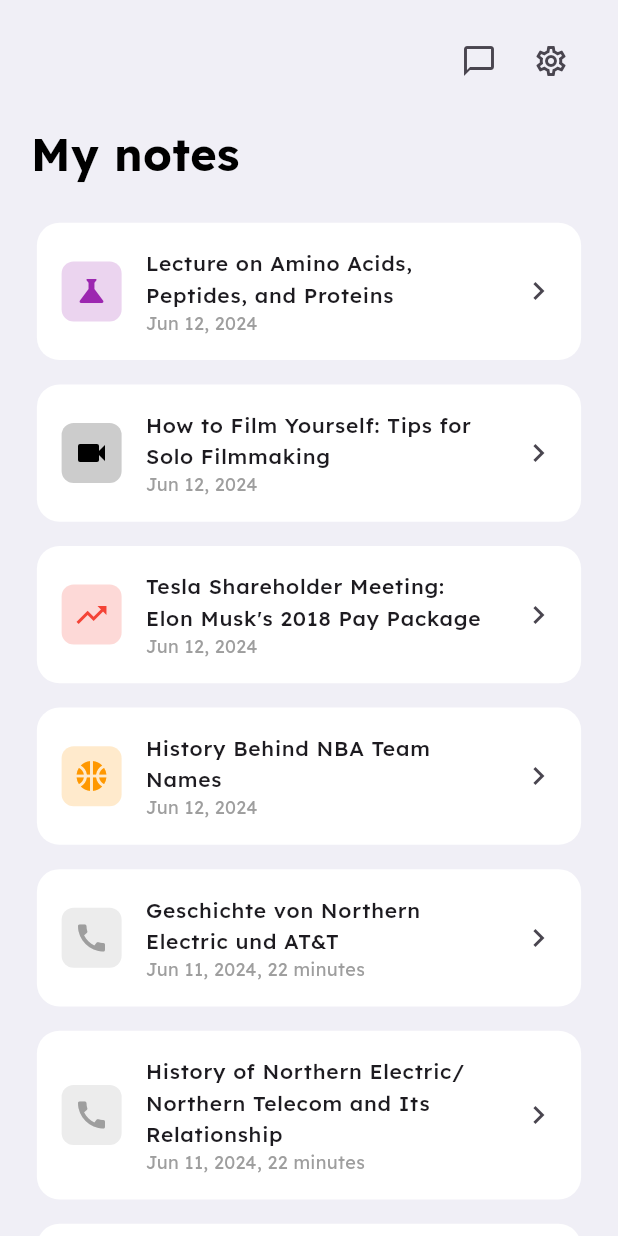
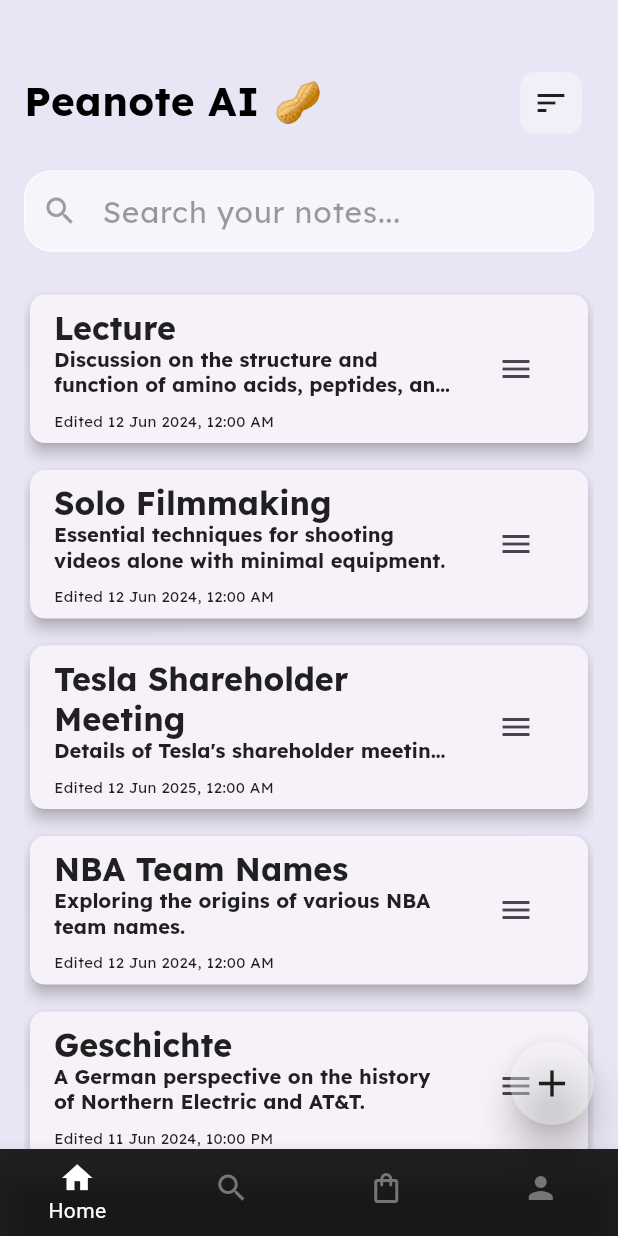
Before and after one commit to Srilochan7/Peanote, a Flutter app: the screen it shows after launch, on a phone screen of 412 x 824 dp. Run offline on Flutter 3.47's test engine with Material 3 defaults, Android fonts, the light colour scheme and no system bars; our stand-ins replace google_fonts, sizer.

Commit message:
made ui changes

```diff
--- a/client/lib/main.dart
+++ b/client/lib/main.dart
@@ -1,4 +1,5 @@
 
+import 'package:counter_x/main_screen.dart';
 import 'package:counter_x/presentation/ui/home.dart';
 import 'package:flutter/material.dart';
 
@@ -14,7 +15,7 @@
   Widget build(BuildContext context) {
     return MaterialApp(
       debugShowCheckedModeBanner: false,
-      home: Home(),
+      home: MainScreen(),
     );
   }
 }
--- /dev/null
+++ b/client/lib/main_screen.dart
@@ -0,0 +1,13 @@
+import 'package:counter_x/presentation/widgets/bottom_nav_bar.dart';
+import 'package:flutter/material.dart';
+
+class MainScreen extends StatelessWidget {
+  const MainScreen({super.key});
+
+  @override
+  Widget build(BuildContext context) {
+    return Scaffold(
+      bottomNavigationBar: BottomNavbar(),
+    );
+  }
+}
--- /dev/null
+++ b/client/lib/models/note_model.dart
@@ -0,0 +1,65 @@
+import 'package:flutter/material.dart';
+
+class Note {
+  int id;
+  String title;
+  String content;
+  DateTime modifiedTime;
+  Note({
+    required this.id,
+    required this.title,
+    required this.content,
+    required this.modifiedTime,
+  });
+}
+
+final List<Note> notes = [
+  Note(
+    id: 1,
+    title: 'Lecture',
+    content: 'Discussion on the structure and function of amino acids, peptides, and proteins.',
+    modifiedTime: DateTime(2024, 6, 12),
+  ),
+  Note(
+    id: 2,
+    title: 'Solo Filmmaking',
+    content: 'Essential techniques for shooting videos alone with minimal equipment.',
+    modifiedTime: DateTime(2024, 6, 12),
+  ),
+  Note(
+    id: 3,
+    title: 'Tesla Shareholder Meeting',
+    content: 'Details of Tesla\'s shareholder meeting and Elon Musk\'s compensation.',
+    modifiedTime: DateTime(2025, 6, 12),
+  ),
+  Note(
+    id: 4,
+    title: 'NBA Team Names',
+    content: 'Exploring the origins of various NBA team names.',
+    modifiedTime: DateTime(2024, 6, 12),
+  ),
+  Note(
+    id: 5,
+    title: 'Geschichte',
+    content: 'A German perspective on the history of Northern Electric and AT&T.',
+    modifiedTime: DateTime(2024, 6, 11, 22, 0),
+  ),
+  Note(
+    id: 6,
+    title: 'History',
+    content: 'Exploring the connection between Northern Electric, Northern Telecom, and AT&T.',
+    modifiedTime: DateTime(2024, 6, 11, 22, 0),
+  ),
+  Note(
+    id: 7,
+    title: 'Advanced ML',
+    content: 'A deep dive into complex machine learning algorithms and their applications.',
+    modifiedTime: DateTime(2024, 6, 10),
+  ),
+  Note(
+    id: 8,
+    title: 'Digital Marketing ',
+    content: 'New trends and strategies for successful digital marketing in 2024.',
+    modifiedTime: DateTime(2024, 6, 9),
+  ),
+];
--- a/client/lib/presentation/ui/home.dart
+++ b/client/lib/presentation/ui/home.dart
@@ -1,5 +1,7 @@
+import 'package:counter_x/models/note_model.dart';
 import 'package:flutter/material.dart';
 import 'package:google_fonts/google_fonts.dart';
+import 'package:intl/intl.dart';
 import 'package:sizer/sizer.dart';
 
 class Home extends StatefulWidget {
@@ -10,166 +12,219 @@
 }
 
 class _HomeState extends State<Home> {
-  // Sample data for notes
-  final List<Map<String, dynamic>> notes = [
-    {
-      'title': 'Lecture on Amino Acids, Peptides, and Proteins',
-      'date': 'Jun 12, 2024',
-      'icon': Icons.science,
-      'iconColor': Colors.purple,
-    },
-    {
-      'title': 'How to Film Yourself: Tips for Solo Filmmaking',
-      'date': 'Jun 12, 2024',
-      'icon': Icons.videocam,
-      'iconColor': Colors.black,
-    },
-    {
-      'title': 'Tesla Shareholder Meeting: Elon Musk\'s 2018 Pay Package',
-      'date': 'Jun 12, 2024',
-      'icon': Icons.trending_up,
-      'iconColor': Colors.red,
-    },
-    {
-      'title': 'History Behind NBA Team Names',
-      'date': 'Jun 12, 2024',
-      'icon': Icons.sports_basketball,
-      'iconColor': Colors.orange,
-    },
-    {
-      'title': 'Geschichte von Northern Electric und AT&T',
-      'date': 'Jun 11, 2024, 22 minutes',
-      'icon': Icons.call,
-      'iconColor': Colors.grey,
-    },
-    {
-      'title': 'History of Northern Electric/Northern Telecom and Its Relationship',
-      'date': 'Jun 11, 2024, 22 minutes',
-      'icon': Icons.call,
-      'iconColor': Colors.grey,
-    },
-    // Add a few more notes to make the list longer
-    {
-      'title': 'Advanced Machine Learning Techniques',
-      'date': 'Jun 10, 2024',
-      'icon': Icons.computer,
-      'iconColor': Colors.blue,
-    },
-    {
-      'title': 'Digital Marketing Strategies for 2024',
-      'date': 'Jun 9, 2024',
-      'icon': Icons.arrow_back,
-      'iconColor': Colors.green,
-    },
-  ];
+  List<Note> filteredNotes = [];
+  bool sorted = false;
+
+  @override
+  void initState() {
+    super.initState();
+    filteredNotes = notes;
+  }
+
+  List<Note> sortNotes(List<Note> notes) {
+    notes.sort((a, b) => sorted
+        ? a.modifiedTime.compareTo(b.modifiedTime)
+        : b.modifiedTime.compareTo(a.modifiedTime));
+
+    sorted = !sorted;
+    return notes;
+  }
+
+  void searchNotes(String searchText) {
+    setState(() {
+      filteredNotes = notes
+          .where((note) =>
+              note.content.toLowerCase().contains(searchText.toLowerCase()) ||
+              note.title.toLowerCase().contains(searchText.toLowerCase()))
+          .toList();
+    });
+  }
+
+  void deleteNote(int index) {
+    setState(() {
+      filteredNotes.removeAt(index);
+    });
+  }
+
+  void showEditDialog(BuildContext context, int index, Note note) {
+    // Placeholder function for editing logic
+  }
 
   @override
   Widget build(BuildContext context) {
     return Sizer(
       builder: (context, orientation, deviceType) {
         return Scaffold(
-          backgroundColor: const Color(0xFFF0EFF6),
-          body: SingleChildScrollView(
-            child: SafeArea(
+          backgroundColor: const Color.fromARGB(255, 232, 230, 244),
+          body: Padding(
+            padding: const EdgeInsets.fromLTRB(16, 40, 16, 0),
             child: Column(
-                crossAxisAlignment: CrossAxisAlignment.start,
               children: [
-                  SizedBox(height: 2.h),
-                  Padding(
-                    padding: EdgeInsets.symmetric(horizontal: 5.w),
-                    child: Row(
+                Row(
                   mainAxisAlignment: MainAxisAlignment.spaceBetween,
                   children: [
-                        // Right side empty for balance
-                        const SizedBox(width: 40),
-
-                        // Chat and Settings icons on the right
-                        Row(
-                          children: [
-                            IconButton(
-                              icon: const Icon(Icons.chat_bubble_outline, size: 24),
-                              onPressed: () {},
+                    Text(
+                      "Peanote AI 🥜",
+                      style: GoogleFonts.lexend(
+                        fontSize: 27,
+                        fontWeight: FontWeight.bold,
+                        color: Colors.black,
+                      ),
                     ),
                     IconButton(
-                              icon: const Icon(Icons.settings_outlined, size: 24),
-                              onPressed: () {},
+                      onPressed: () {
+                        setState(() {
+                          filteredNotes = sortNotes(filteredNotes);
+                        });
+                      },
+                      icon: Container(
+                        width: 10.w,
+                        height: 5.h,
+                        decoration: BoxDecoration(
+                          color: Colors.white38,
+                          borderRadius: BorderRadius.circular(10),
+                        ),
+                        child: const Icon(
+                          Icons.sort,
+                          color: Colors.black87,
+                        ),
+                      ),
                     ),
                   ],
+                ),
+                SizedBox(height: 2.h),
+                TextField(
+                  onChanged: searchNotes,
+                  style: GoogleFonts.lexend(
+                    fontSize: 16.sp,
+                    color: Colors.black,
+                  ),
+                  decoration: InputDecoration(
+                    contentPadding: const EdgeInsets.symmetric(vertical: 12),
+                    hintText: "Search your notes...",
+                    hintStyle: GoogleFonts.lexend(
+                      fontSize: 20,
+                      color: Colors.black38,
+                    ),
+                    prefixIcon: const Icon(Icons.search, color: Colors.grey),
+                    fillColor: Colors.white60,
+                    filled: true,
+                    enabledBorder: OutlineInputBorder(
+                      borderRadius: BorderRadius.circular(18),
+                      borderSide: const BorderSide(color: Colors.white60),
+                    ),
+                    focusedBorder: OutlineInputBorder(
+                      borderRadius: BorderRadius.circular(30),
+                      borderSide: const BorderSide(color: Colors.white60),
+                    ),
+                    border: OutlineInputBorder(
+                      borderRadius: BorderRadius.circular(30),
+                      borderSide: const BorderSide(color: Colors.white60),
+                    ),
+                  ),
+                ),
+                SizedBox(height: 3.h),
+                Expanded(
+                  child: ListView.builder(
+                    itemCount: filteredNotes.length,
+                    itemBuilder: (context, index) {
+                      final note = filteredNotes[index];
+                      return Padding(
+                        padding: const EdgeInsets.only(bottom: 10.0),
+                        child: Card(
+                          elevation: 4,
+                          shape: RoundedRectangleBorder(
+                            borderRadius: BorderRadius.circular(10),
+                          ),
+                          child: ListTile(
+                            title: RichText(
+                              maxLines: 3,
+                              overflow: TextOverflow.ellipsis,
+                              text: TextSpan(
+                                text: "${note.title} \n",
+                                style: GoogleFonts.lexend(
+                                  fontSize: 19.sp,
+                                  color: Colors.black87,
+                                  fontWeight: FontWeight.bold,
+                                ),
+                                children: [
+                                  TextSpan(
+                                    text: note.content,
+                                    style: GoogleFonts.lexend(
+                                      fontSize: 15.sp,
+                                      color: Colors.black87,
+                                    ),
                                   ),
                                 ],
                               ),
                             ),
-
-                  SizedBox(height: 2.h),
-
-                  // "My notes" title
-                  Padding(
-                    padding: EdgeInsets.symmetric(horizontal: 5.w),
+                            subtitle: Padding(
+                              padding: const EdgeInsets.only(top: 8.0),
                               child: Text(
-                      "My notes",
+                                "Edited ${DateFormat('dd MMM yyyy, hh:mm a').format(note.modifiedTime)}",
                                 style: GoogleFonts.lexend(
-                        fontSize: 30,
-                        fontWeight: FontWeight.bold,
-                        color: Colors.black,
+                                  fontSize: 10,
+                                  color: Colors.black87,
                                 ),
                               ),
                             ),
-
-                  SizedBox(height: 2.h),
-
-                  // Notes list
-                  ListView.builder(
-                    shrinkWrap: true,
-                    physics: const NeverScrollableScrollPhysics(),
-                    itemCount: notes.length,
-                    itemBuilder: (context, index) {
-                      return Padding(
-                        padding: EdgeInsets.symmetric(horizontal: 5.w, vertical: 0.5.h),
-                        child: Card(
-                          elevation: 0,
-                          color: Colors.white,
-                          shape: RoundedRectangleBorder(
-                            borderRadius: BorderRadius.circular(15),
-                          ),
-                          child: ListTile(
-                            contentPadding: EdgeInsets.symmetric(horizontal: 4.w, vertical: 1.h),
-                            leading: Container(
-                              padding: const EdgeInsets.all(8),
-                              decoration: BoxDecoration(
-                                color: notes[index]['iconColor'].withOpacity(0.2),
-                                borderRadius: BorderRadius.circular(8),
-                              ),
-                              child: Icon(
-                                notes[index]['icon'],
-                                color: notes[index]['iconColor'],
-                                size: 24,
+                            trailing: PopupMenuButton<int>(
+                              onSelected: (value) {
+                                if (value == 0) {
+                                  showAboutDialog(context:  context,
+                                  are u sure u want to delete  ??
+                                  )
+                                  deleteNote(index);
+                                } else if (value == 1) {
+                                  showEditDialog(context, index, note);
+                                }
+                              },
+                              itemBuilder: (context) => [
+                                PopupMenuItem(
+                                  value: 0,
+                                  child: Row(
+                                    children: [
+                                      const Icon(Icons.delete, color: Colors.red),
+                                      const SizedBox(width: 10),
+                                      Text("Delete",
+                                          style: GoogleFonts.lexend(fontSize: 14)),
+                                    ],
                                   ),
                                 ),
-                            title: Text(
-                              notes[index]['title'],
-                              style: GoogleFonts.lexend(
-                                fontSize: 14,
-                                fontWeight: FontWeight.w500,
+                                PopupMenuItem(
+                                  value: 1,
+                                  child: Row(
+                                    children: [
+                                      const Icon(Icons.edit, color: Colors.blue),
+                                      const SizedBox(width: 10),
+                                      Text("Edit",
+                                          style: GoogleFonts.lexend(fontSize: 14)),
+                                    ],
                                   ),
                                 ),
-                            subtitle: Text(
-                              notes[index]['date'],
-                              style: GoogleFonts.lexend(
-                                fontSize: 12,
-                                color: Colors.grey,
+                              ],
+                              icon: const Icon(Icons.menu),
                             ),
-                            ),
-                            trailing: const Icon(Icons.chevron_right),
                           ),
                         ),
                       );
                     },
                   ),
-
-                  // Media player controls at bottom
-
+                ),
               ],
             ),
+          ),
+          floatingActionButton: FloatingActionButton(
+            elevation: 10,
+            backgroundColor: Colors.white38,
+            shape: const CircleBorder(),
+            onPressed: () {
+              // Add note action
+            },
+            child: const Icon(
+              Icons.add,
+              color: Colors.black87,
+              size: 30,
             ),
           ),
         );
--- /dev/null
+++ b/client/lib/presentation/widgets/bottom_nav_bar.dart
@@ -0,0 +1,290 @@
+
+import 'package:counter_x/presentation/ui/home.dart';
+import 'package:flutter/material.dart';
+import 'package:sizer/sizer.dart';
+
+
+class BottomNavbar extends StatefulWidget {
+  const BottomNavbar({super.key});
+
+  @override
+  State<BottomNavbar> createState() => _BottomNavbarState();
+}
+
+class _BottomNavbarState extends State<BottomNavbar> {
+  int _selectedIndex = 0;
+
+  final List<Widget> _screens = [
+    Home(),
+
+  ];
+
+  void _onItemTapped(int i) {
+    setState(() {
+      _selectedIndex = i;
+    });
+  }
+
+  @override
+  Widget build(BuildContext context) {
+    return Sizer(
+      builder: (context, orientation, deviceType) {
+        return Scaffold(
+          body: IndexedStack(
+            index: _selectedIndex,
+            children: _screens,
+          ),
+          bottomNavigationBar: BottomNavigationBar(
+            backgroundColor: Colors.black87,
+            type: BottomNavigationBarType.fixed,
+            showSelectedLabels: true,
+            showUnselectedLabels: false,
+            selectedItemColor: Colors.white,
+            unselectedItemColor: const Color.fromARGB(255, 118, 118, 118),
+            currentIndex: _selectedIndex,
+            onTap: _onItemTapped,
+            items: const [
+              BottomNavigationBarItem(icon: Icon(Icons.home), label: 'Home'),
+              BottomNavigationBarItem(icon: Icon(Icons.search), label: 'Shop'),
+              BottomNavigationBarItem(icon: Icon(Icons.shopping_bag_outlined), label: 'Cart'),
+              BottomNavigationBarItem(icon: Icon(Icons.person), label: 'Profile'),
+            ],
+          ),
+        );
+      },
+    );
+  }
+}
+
+
+
+
+
+
+
+
+
+
+
+
+
+
+
+
+
+
+
+// import 'package:counter_x/models/note_model.dart';
+// import 'package:flutter/material.dart';
+// import 'package:google_fonts/google_fonts.dart';
+// import 'package:intl/intl.dart';
+// import 'package:sizer/sizer.dart';
+
+// class Home extends StatefulWidget {
+//   const Home({super.key});
+
+//   @override
+//   State<Home> createState() => _HomeState();
+// }
+
+// class _HomeState extends State<Home> {
+//   // Sample data for notes
+//   List<Note> filteredNotes = [];
+
+//   @override
+//   void initState(){
+//     super.initState();
+//     filteredNotes = notes;
+//   }
+
+//   void searchNotes(String searchText){
+//     setState(() {
+//       filteredNotes = notes.where((Note) => Note.content.toLowerCase().contains(searchText.toLowerCase()) ||
+//     Note.title.toLowerCase().contains(searchText.toLowerCase())
+//     ).toList();
+//     });
+
+//   }
+
+//   @override
+//   Widget build(BuildContext context) {
+//     return Sizer(
+//       builder: (context, orientation, deviceType) {
+//         return Scaffold(
+//           backgroundColor: const Color.fromARGB(255, 232, 230, 244),
+//           body:  Padding(
+//                 padding: const EdgeInsets.fromLTRB(16, 40, 16, 0),
+//                 child: Column(
+//                   children: [
+//                     Row(
+//                       mainAxisAlignment: MainAxisAlignment.spaceBetween,
+//                       children: [
+//                         Text("Peanote AI 🥜",
+//                         style: GoogleFonts.lexend(
+//                           fontSize: 27,
+//                           fontWeight: FontWeight.bold,
+//                           color: Colors.black,
+//                         ),
+//                         ),
+//                         IconButton(onPressed: (){},
+//                         padding: EdgeInsets.all(0),
+//                         icon: Container(
+//                           width: 10.w,
+//                           height: 5.h,
+//                           decoration: BoxDecoration(
+//                             color: Colors.white38,
+//                             borderRadius: BorderRadius.circular(10),
+
+//                           ),
+//                           child: Icon(Icons.sort,
+//                           color: Colors.black87,
+//                           ),
+
+//                         ))
+//                       ],
+//                     ),
+//                     SizedBox(height: 2.h,),
+//                     TextField(
+//                       onChanged: searchNotes,
+//                       style : GoogleFonts.lexend(
+//                           fontSize: 16.sp,
+
+//                           color: Colors.black,
+//                         ),
+//               decoration: InputDecoration(
+//                 contentPadding: EdgeInsets.symmetric(vertical: 12),
+//                 hintText: "Search your notes...",
+//                 hintStyle: GoogleFonts.lexend(
+//                   fontSize: 20,
+//                   color: Colors.black38,
+//                 ),
+//                 prefixIcon: Icon(Icons.search, color: Colors.grey),
+//                 fillColor: Colors.white60,
+//                 filled: true,
+//                 enabledBorder: OutlineInputBorder(
+//                   borderRadius: BorderRadius.circular(18),
+//                   borderSide: BorderSide(color: Colors.white60), // White border
+//                 ),
+//                 focusedBorder: OutlineInputBorder(
+//                   borderRadius: BorderRadius.circular(30),
+//                   borderSide: BorderSide(color: Colors.white60), // White border when focused
+//                 ),
+//                 border: OutlineInputBorder(
+//                   borderRadius: BorderRadius.circular(30),
+//                   borderSide: BorderSide(color: Colors.white60), // Default border
+//                 ),
+//               ),
+//             ), // Reduce or remove this
+//             SizedBox(height: 3.h,),
+
+
+//               Expanded(
+//   child: ListView.builder(
+
+//     itemCount: filteredNotes.length,
+//     itemBuilder: (context, index) {
+//       return Padding(
+//         padding: const EdgeInsets.only(bottom: 10.0),
+//         child: Card(
+//           elevation: 4,
+//           shape: RoundedRectangleBorder(
+//             borderRadius: BorderRadius.circular(10)
+//           ),
+//           child: ListTile(
+
+//             title: RichText(
+//               maxLines: 3,
+//               overflow: TextOverflow.ellipsis,
+//               text: TextSpan(
+//                 text: "${filteredNotes[index].title} \n",
+//                 style: GoogleFonts.lexend(
+//                   fontSize: 19.sp,
+//                   color: Colors.black87,
+//                   fontWeight: FontWeight.bold
+//                 ),
+//                 children: [
+//                   TextSpan(
+//                     text: "${filteredNotes[index].content}",
+//                     style: GoogleFonts.lexend(
+//                       fontSize: 15.sp,
+//                       color: Colors.black87,
+//                     ),
+//                   ),
+//                 ],
+//               ),
+//             ),
+//             subtitle: Padding(
+//               padding: const EdgeInsets.only(top: 8.0),
+//               child: Text(
+//                     "Edited ${DateFormat('dd MMM yyyy, hh:mm a').format(filteredNotes[index].modifiedTime)}",
+//               style:  GoogleFonts.lexend(
+//                         fontSize: 10,
+//                         color: Colors.black87,
+//                       ),
+//               ),
+//             ),trailing: PopupMenuButton<int>(
+//   onSelected: (value) {
+//     if (value == 0) {
+//       // Perform delete action
+//     } else if (value == 1) {
+//       // Perform edit action
+//     }
+//   },
+//   itemBuilder: (context) => [
+//     PopupMenuItem(
+//       value: 0,
+//       child: Row(
+//         children: [
+//           Icon(Icons.delete, color: Colors.red),
+//           SizedBox(width: 10),
+//           Text("Delete", style: GoogleFonts.lexend(fontSize: 14)),
+//         ],
+//       ),
+//     ),
+//     PopupMenuItem(
+//       value: 1,
+//       child: Row(
+//         children: [
+//           Icon(Icons.edit, color: Colors.blue),
+//           SizedBox(width: 10),
+//           Text("Edit", style: GoogleFonts.lexend(fontSize: 14)),
+//         ],
+//       ),
+//     ),
+//   ],
+//   icon: Icon(Icons.menu), // Keeps the menu button
+// ),
+
+//           ),
+//         ),
+//       );
+//     },
+
+//   ),
+// )
+
+
+
+//                   ],
+//                 ),
+//               ),
+//               floatingActionButton: FloatingActionButton(
+//                 elevation: 10,
+//                 backgroundColor: Colors.white38,
+//                 shape: CircleBorder(),
+//                 onPressed: (){
+
+//               },
+//               child: Icon(Icons.add,
+//               color: Colors.black87,
+//               size: 30,
+//               ),
+
+//               ),
+
+//           );
+
+//       },
+//     );
+//   }
+// }
--- a/client/pubspec.yaml
+++ b/client/pubspec.yaml
@@ -25,6 +25,7 @@
   shimmer: ^3.0.0
   equatable: ^2.0.7
   flutter_launcher_icons: ^0.14.3
+  intl: ^0.20.2
 
 dev_dependencies:
   flutter_test:
```
Also changed, not shown: client/pubspec.lock, 4 other files. Lines whose indentation alone changed are shown as unchanged.
